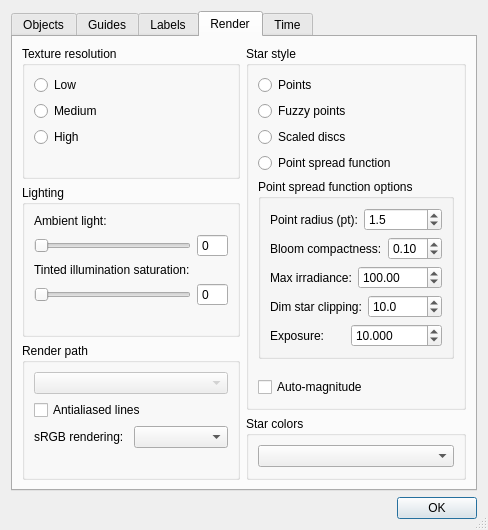
Before: the Qt Designer form src/celestia/qt/preferences.ui in celestiamobile/Celestia, drawn with Qt 5.
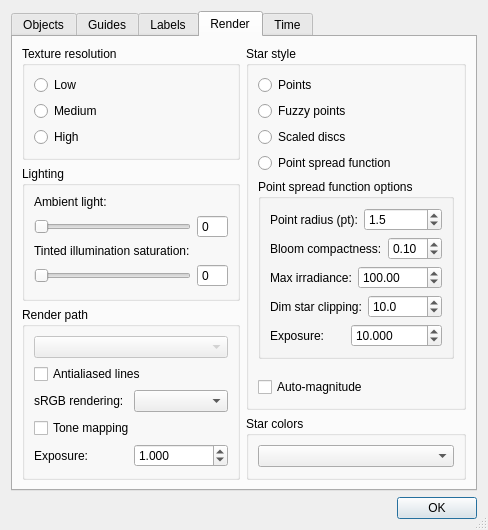
After: the same form once the commit is applied. The open tabs and pages were chosen to show the change.

Commit message: Add Qt tone mapping preferences

Diff of the .ui file:
```diff
--- a/src/celestia/qt/preferences.ui
+++ b/src/celestia/qt/preferences.ui
@@ -1019,6 +1019,49 @@
               </item>
              </layout>
             </item>
+            <item>
+             <widget class="QCheckBox" name="toneMappingCheck">
+              <property name="toolTip">
+               <string>Softly roll off HDR highlights instead of clipping them to white. Only affects sRGB rendering.</string>
+              </property>
+              <property name="text">
+               <string>Tone mapping</string>
+              </property>
+             </widget>
+            </item>
+            <item>
+             <layout class="QHBoxLayout" name="horizontalLayout_exposure">
+              <item>
+               <widget class="QLabel" name="exposureLabel">
+                <property name="text">
+                 <string>Exposure:</string>
+                </property>
+               </widget>
+              </item>
+              <item>
+               <widget class="QDoubleSpinBox" name="exposureSpinBox">
+                <property name="toolTip">
+                 <string>Exposure of the HDR tone mapper. Only affects sRGB rendering when tone mapping is enabled.</string>
+                </property>
+                <property name="decimals">
+                 <number>3</number>
+                </property>
+                <property name="minimum">
+                 <double>0.001000000000000</double>
+                </property>
+                <property name="maximum">
+                 <double>1000000.000000000000000</double>
+                </property>
+                <property name="singleStep">
+                 <double>0.100000000000000</double>
+                </property>
+                <property name="value">
+                 <double>1.000000000000000</double>
+                </property>
+               </widget>
+              </item>
+             </layout>
+            </item>
             <item>
              <spacer name="verticalSpacer_13">
               <property name="orientation">
```
The commit also changes 5 other files.
